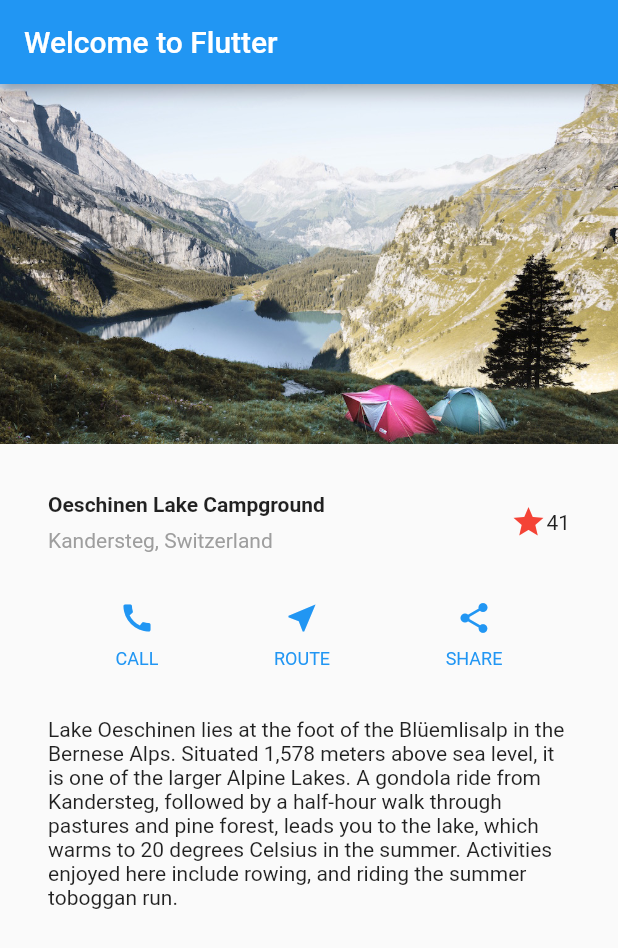
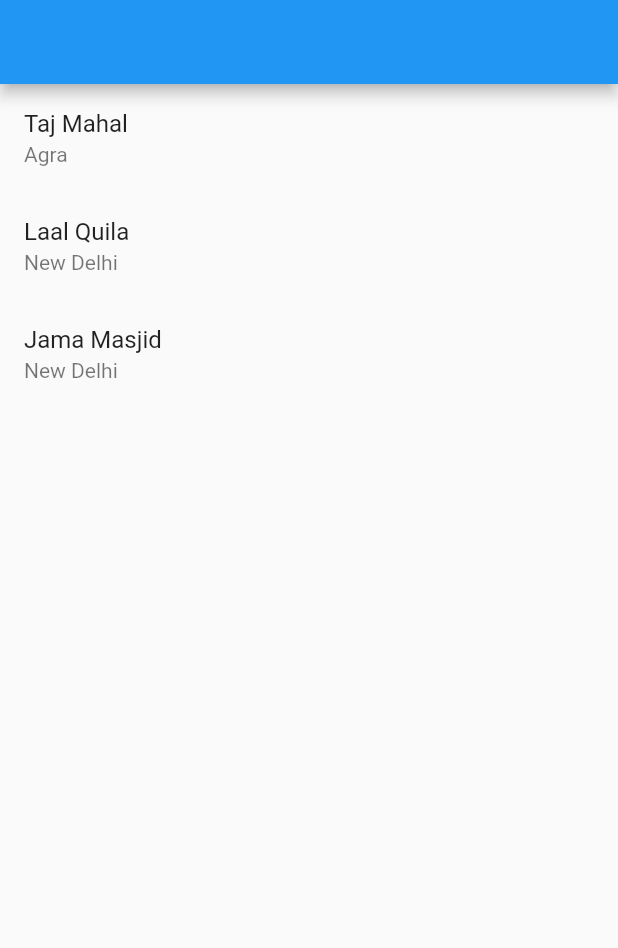
Before and after one commit to mustahsan60/flutter_test_application, a Flutter app: the screen it shows after launch, on a phone screen of 412 x 824 dp. Shown: the top 948 px of the screen. Run offline on Flutter 3.47's test engine with Material 2 defaults, Android fonts, the phone set to English and light mode, and no system bars.

```diff
--- a/lib/main.dart
+++ b/lib/main.dart
@@ -1,11 +1,81 @@
 import 'package:flutter/material.dart';
 
 void main() {
-  runApp(const MyApp());
+  runApp(const PlacesApp());
 }
 
-class MyApp extends StatelessWidget {
-  const MyApp({super.key});
+class Place {
+  final String name;
+  final String location;
+  final String text;
+  final String imagePath;
+
+  Place(this.name, this.location, this.text, this.imagePath);
+}
+
+class PlacesApp extends StatefulWidget {
+  const PlacesApp({Key? key}) : super(key: key);
+
+  @override
+  State<PlacesApp> createState() => _PlacesAppState();
+}
+
+class _PlacesAppState extends State<PlacesApp> {
+  Place _currentPlace;
+
+  List<Place> places = [
+    Place("Taj Mahal", "Agra", "It is one of the wonders of the world", 'ab/cd'),
+    Place("Laal Quila", "New Delhi", "text text text text text text text", 'ab/cd'),
+    Place("Jama Masjid", "New Delhi", "text text text text text text text", 'ab/cd'),
+  ];
+
+  @override
+  Widget build(BuildContext context) {
+    return MaterialApp(
+      title: "Places App",
+      home: PlacesListScreen(
+          places: places,
+          onTapped: handlePlaceTapped
+      ),
+    );
+  }
+
+  void handlePlaceTapped(Place place) {
+    setState(() {
+      _currentPlace = place;
+    });
+  }
+}
+
+
+class PlacesListScreen extends StatelessWidget {
+  final List<Place> places;
+  final ValueChanged<Place> onTapped;
+
+  const PlacesListScreen({super.key, required this.places, required this.onTapped});
+
+  @override
+  Widget build(BuildContext context) {
+    return Scaffold(
+      appBar: AppBar(),
+      body: ListView(
+        children: [
+          for (var place in places)
+            ListTile(
+              title: Text(place.name),
+              subtitle: Text(place.location),
+              onTap: () => onTapped(place),
+            )
+        ],
+      ),
+    );
+  }
+}
+
+class PlaceDetailsScreen extends StatelessWidget {
+  Place place;
+
+  PlaceDetailsScreen(this.place, {super.key});
 
   @override
   Widget build(BuildContext context) {
@@ -21,16 +91,16 @@ class MyApp extends StatelessWidget {
                   children: [
                 Container(
                   padding: const EdgeInsets.only(bottom: 8),
-                  child: const Text(
-                    'Oeschinen Lake Campground',
-                    style: TextStyle(
+                  child: Text(
+                    place.name,
+                    style: const TextStyle(
                       fontWeight: FontWeight.bold,
                     ),
                   ),
                 ),
-                const Text(
-                  'Kandersteg, Switzerland',
-                  style: TextStyle(color: Colors.grey),
+                Text(
+                  place.location,
+                  style: const TextStyle(color: Colors.grey),
                 ),
               ])),
           Icon(Icons.star, color: Colors.red[500]),
@@ -48,15 +118,10 @@ class MyApp extends StatelessWidget {
       ],
     );
 
-    Widget textSection = const Padding(
-      padding: EdgeInsets.all(32),
+    Widget textSection = Padding(
+      padding: const EdgeInsets.all(32),
       child: Text(
-        'Lake Oeschinen lies at the foot of the Blüemlisalp in the Bernese '
-        'Alps. Situated 1,578 meters above sea level, it is one of the '
-        'larger Alpine Lakes. A gondola ride from Kandersteg, followed by a '
-        'half-hour walk through pastures and pine forest, leads you to the '
-        'lake, which warms to 20 degrees Celsius in the summer. Activities '
-        'enjoyed here include rowing, and riding the summer toboggan run.',
+        place.text,
         softWrap: true,
       ),
     );
@@ -70,7 +135,7 @@ class MyApp extends StatelessWidget {
         body: ListView(
           children: [
             Image.asset(
-              'images/lake.jpg',
+              place.imagePath,
               width: 600,
               height: 240,
               fit: BoxFit.cover,
```
